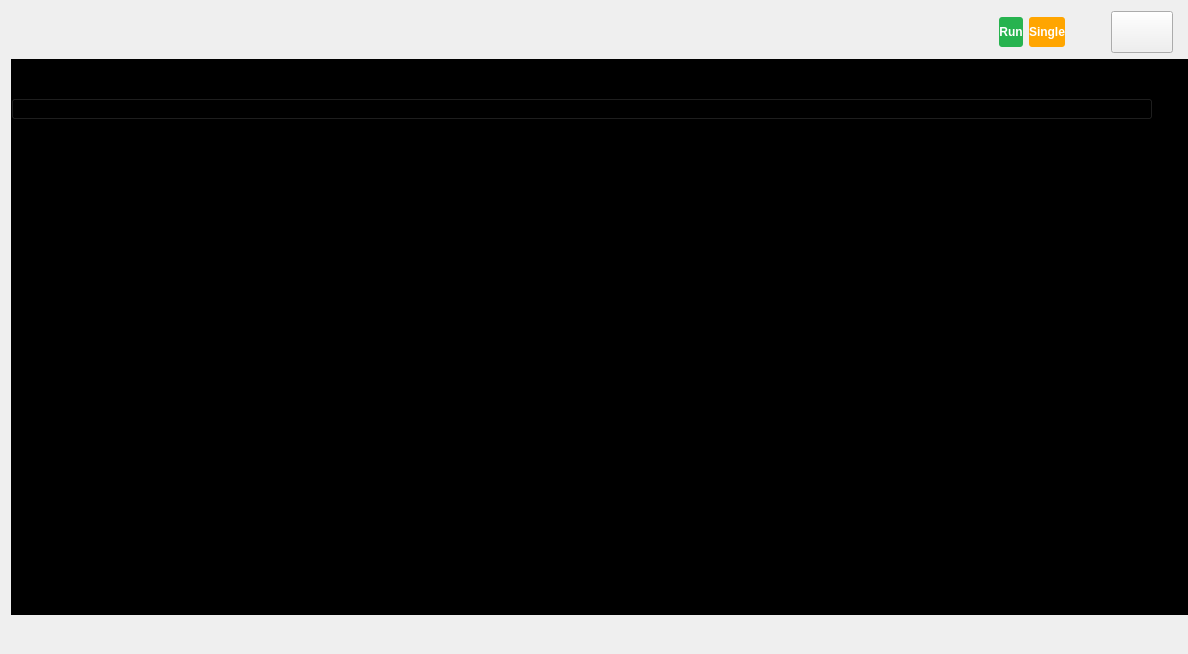
Old version of the form ui/oscilloscope.ui in the repository analogdevicesinc/scopy.
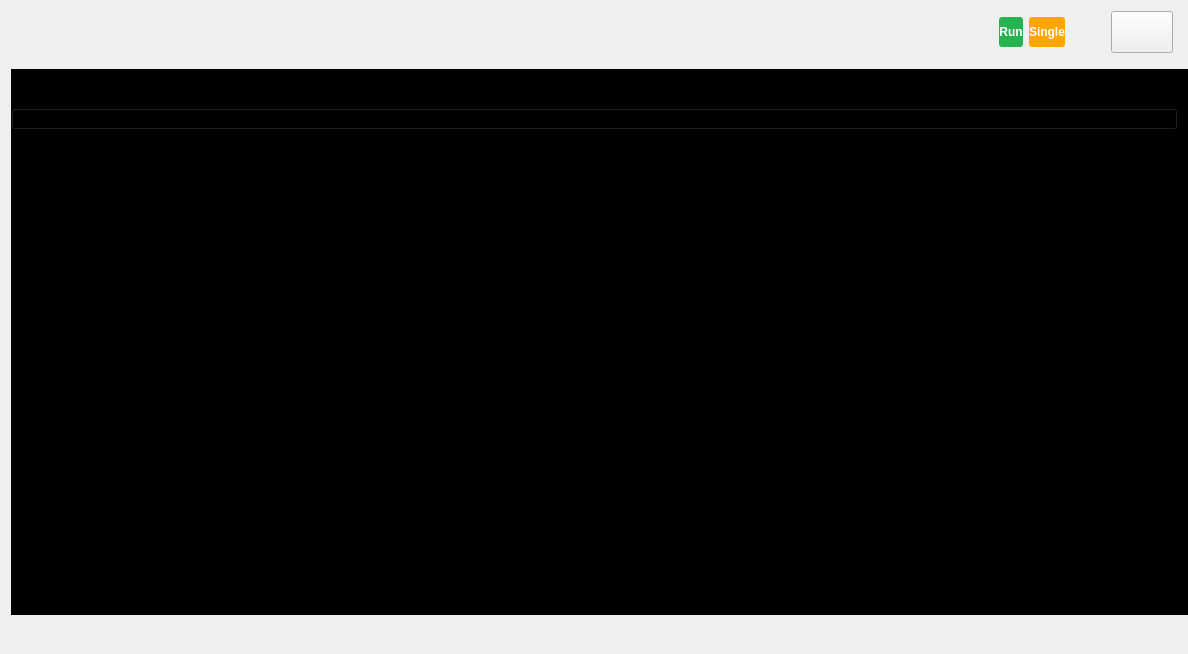
New version of the form. Icons and pictures are not drawn. Custom widgets are drawn as their Qt base class.

Commit message:
Oscilloscope: Add a buffer previewer widget
The widget provides a visual representation of the ratio between the
timespan of the captured data and the timespan of the oscilloscope grid.
Besides the ratio it also shows the starting point of the captured data
and of the grid as well as the position of triggered sample.

What changed in the file:
```diff
--- a/ui/oscilloscope.ui
+++ b/ui/oscilloscope.ui
@@ -165,6 +165,59 @@
      <property name="spacing">
       <number>0</number>
      </property>
+     <property name="bottomMargin">
+      <number>0</number>
+     </property>
+     <item>
+      <layout class="QVBoxLayout" name="plot_and_buffPreviewer">
+       <property name="topMargin">
+        <number>0</number>
+       </property>
+       <item>
+        <layout class="QHBoxLayout" name="hLayout_buffPreview">
+         <property name="spacing">
+          <number>0</number>
+         </property>
+         <property name="leftMargin">
+          <number>0</number>
+         </property>
+         <property name="topMargin">
+          <number>0</number>
+         </property>
+         <property name="rightMargin">
+          <number>0</number>
+         </property>
+         <property name="bottomMargin">
+          <number>0</number>
+         </property>
+         <item>
+          <spacer name="horizontalSpacer_4">
+           <property name="orientation">
+            <enum>Qt::Horizontal</enum>
+           </property>
+           <property name="sizeHint" stdset="0">
+            <size>
+             <width>50</width>
+             <height>10</height>
+            </size>
+           </property>
+          </spacer>
+         </item>
+         <item>
+          <spacer name="horizontalSpacer_3">
+           <property name="orientation">
+            <enum>Qt::Horizontal</enum>
+           </property>
+           <property name="sizeHint" stdset="0">
+            <size>
+             <width>50</width>
+             <height>10</height>
+            </size>
+           </property>
+          </spacer>
+         </item>
+        </layout>
+       </item>
      <item>
       <widget class="QWidget" name="widgetPlotContainer" native="true">
        <property name="styleSheet">
@@ -180,7 +233,7 @@
          <number>0</number>
         </property>
         <property name="rightMargin">
-         <number>25</number>
+           <number>0</number>
         </property>
         <property name="bottomMargin">
          <number>0</number>
@@ -333,6 +386,8 @@
         </item>
        </layout>
       </widget>
+       </item>
+      </layout>
      </item>
      <item>
       <widget class="adiscope::MenuAnim" name="rightMenu" native="true">
```
Lines whose indentation alone changed are shown as unchanged. The commit also changes 2 other files.
